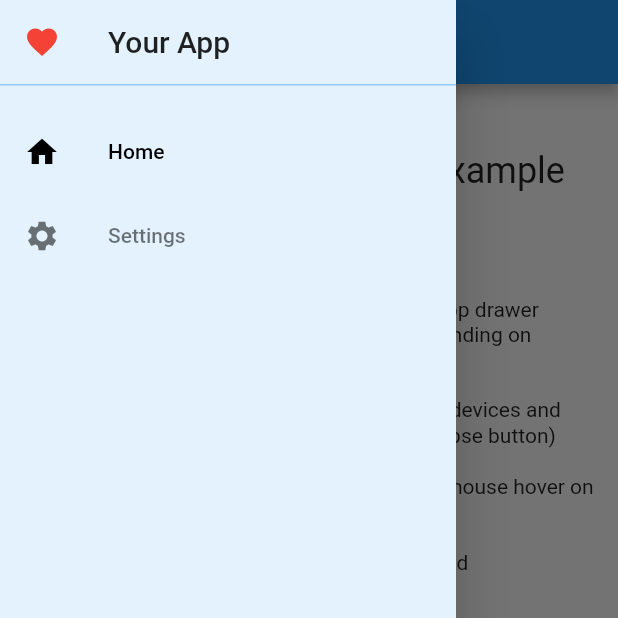
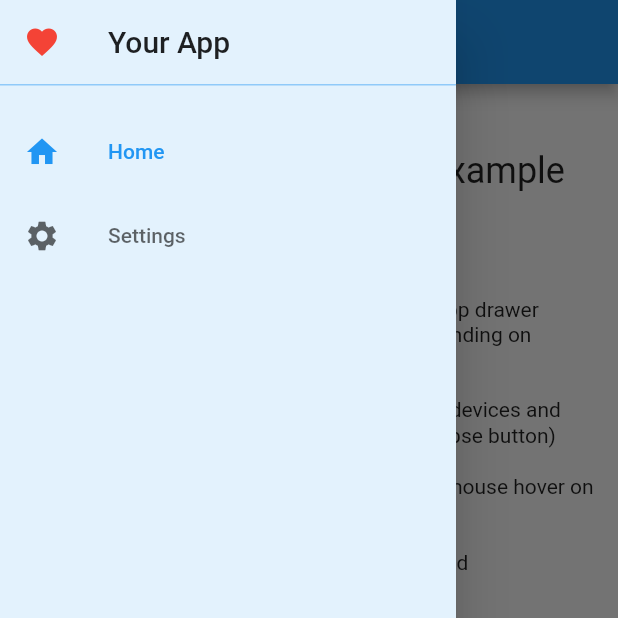
Before and after one commit to timobaehr/auto_scaffold, a Flutter app: the screen it shows after launch, with the side drawer open, on a phone screen of 412 x 824 dp, the top half of it. Run offline on Flutter 3.47's test engine with Material 2 defaults, Android fonts, the phone set to English and light mode, and no system bars.

Commit message:
Fix: Item drawer color default (if not set by client)

```diff
--- a/example/lib/main.dart
+++ b/example/lib/main.dart
@@ -28,8 +28,8 @@ class _ExampleState extends State<Example> {
       drawerTitle: Text('Your App',
           style: TextStyle(color: Theme.of(context).textTheme.bodyText1.color)),
       backgroundColor: Colors.blue.shade50,
-      selectedNavigationItemColor: Colors.black,
-      unselectedNavigationItemColor: Colors.black54,
+      //selectedNavigationItemColor: Colors.red,
+      //unselectedNavigationItemColor: Colors.black54,
       onPageSelected: (int pageIndex) {
         setState(() {
           _selectedPageIndex = pageIndex;
--- a/lib/app_drawer.dart
+++ b/lib/app_drawer.dart
@@ -118,6 +118,12 @@ class _CollapsibleDrawerState extends State<CollapsibleDrawer> {
     }
   }
 
+  Color _itemColor(bool selected) {
+    return selected
+        ? widget.selectedNavigationItemColor ?? Theme.of(context).accentColor
+        : widget.unselectedNavigationItemColor ?? Theme.of(context).hintColor;
+  }
+
   List<Widget> _items(bool collapsed) {
     final List<Widget> result = [];
     if (Environment.isSmartphoneApp()) {
@@ -133,12 +139,14 @@ class _CollapsibleDrawerState extends State<CollapsibleDrawer> {
         leading: Theme(
           data: ThemeData(
             iconTheme: IconThemeData(
-              color: widget.currentIndex == i ? widget.selectedNavigationItemColor : widget.unselectedNavigationItemColor
+              color: _itemColor(widget.currentIndex == i)
             )
           ),
           child: item.icon,
         ),
-        title: Text(collapsed ? '' : item.name, style: TextStyle(color: widget.currentIndex == i ? widget.selectedNavigationItemColor : widget.unselectedNavigationItemColor)),
+        title: Text(collapsed ? '' : item.name,
+            style: TextStyle(color: _itemColor(widget.currentIndex == i))
+        ),
         onTap: () async {
           /// Closes the drawer if applicable (which is only when it's not been displayed permanently) and navigates to the specified route
           /// In a mobile layout, the a modal drawer is used so we need to explicitly close it when the user selects a page to display
--- a/pubspec.yaml
+++ b/pubspec.yaml
@@ -1,6 +1,6 @@
 name: auto_scaffold
 description: auto_scaffold
-version: 1.0.0
+version: 1.0.1
 homepage: https://github.com/timobaehr/auto_scaffold
 
 environment:
```
Also changed, not shown: 1 other file.
